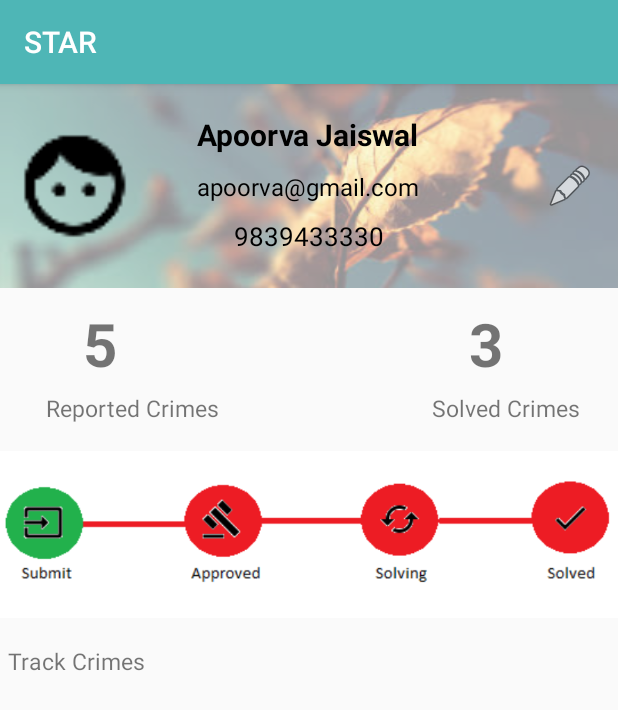
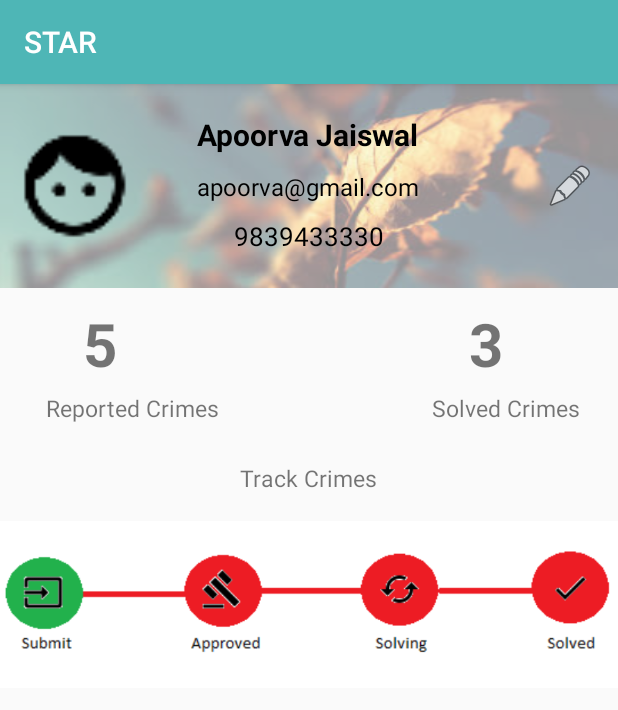
Before and after one commit to ApoorvaJaiswal/SmartTraumaRelieverFlawsome, an Android app: the ProfileActivity screen opened directly, with no data from a screen before it, on a phone screen of 412 x 824 dp. Shown: the top 710 px of the screen. Run offline under Robolectric (Android 15) with nearby library versions, the phone set to English and light mode, and no system bars; our stand-ins replace CircleImageView.

```diff
--- a/app/src/main/res/layout/activity_profile.xml
+++ b/app/src/main/res/layout/activity_profile.xml
@@ -142,22 +142,22 @@
             />
     </LinearLayout>
 
-
+    <TextView
+        android:layout_width="wrap_content"
+        android:layout_height="wrap_content"
+        android:id="@+id/trackCrimeText"
+        android:textSize="15dp"
+        android:text="Track Crimes"
+        android:layout_centerHorizontal="true"
+        android:layout_marginTop="25dp"
+        android:layout_below="@+id/solved_crime_layout"
+        />
         <ImageView
             android:layout_width="wrap_content"
             android:layout_height="wrap_content"
             android:src="@drawable/track1"
             android:id="@+id/trackImage"
-            android:layout_below="@+id/solved_crime_layout"
-            />
-        <TextView
-            android:layout_width="wrap_content"
-            android:layout_height="wrap_content"
-            android:id="@+id/trackCrimeText"
-            android:textSize="15dp"
-            android:text="Track Crimes"
-            android:layout_marginLeft="5dp"
-            android:layout_below="@id/trackImage"
+            android:layout_below="@id/trackCrimeText"
             />
 
 </RelativeLayout>
```
